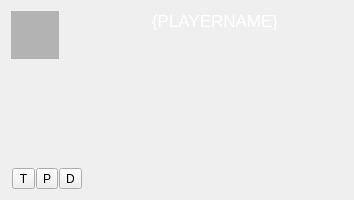
Old version of the form branches/macjariel/client/localplayerwidget.ui in the repository kubos741/kbang.
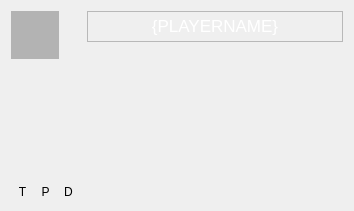
New version of the form. Custom widgets are drawn as their Qt base class.

```diff
--- a/branches/macjariel/client/localplayerwidget.ui
+++ b/branches/macjariel/client/localplayerwidget.ui
@@ -30,6 +30,28 @@
   <property name="windowTitle" >
    <string>Form</string>
   </property>
+  <property name="styleSheet" >
+   <string notr="true" >QToolButton {
+	width: 20px;
+	height: 20px
+	border: 1px solid gray;
+	border-radius: 4px;
+    background-color: qlineargradient(x1: 0, y1: 0, x2: 0, y2: 1,
+                                       stop: 0 #f6f7fa, stop: 1 #dadbde);
+}
+QToolButton:pressed {
+background-color: qlineargradient(x1: 0, y1: 0, x2: 0, y2: 1,
+                                       stop: 0 #dadbde, stop: 1 #f6f7fa);
+ }
+
+ QToolButton:flat {
+     border: none; /* no border for a flat push button */
+ }
+
+ QToolButton:default {
+     border-color: navy; 
+}</string>
+  </property>
   <layout class="QHBoxLayout" name="horizontalLayout_3" >
    <property name="spacing" >
     <number>4</number>
@@ -175,7 +197,7 @@
           <string notr="true" >color: white;</string>
          </property>
          <property name="frameShape" >
-          <enum>QFrame::NoFrame</enum>
+          <enum>QFrame::StyledPanel</enum>
          </property>
          <property name="text" >
           <string>{PLAYERNAME}</string>
```
Left out of the diff: 9 changed lines with no effect on the pictures.
